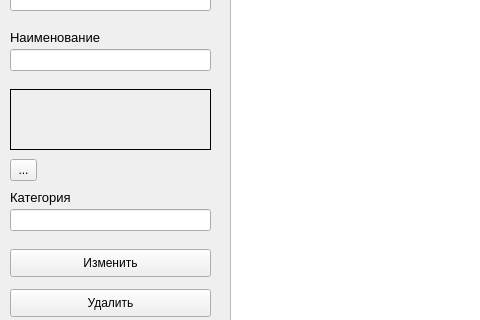
Vatulin/DBMS, file DBMS/mainwindow.ui: the form before one commit; both pictures show x 0 to 480 and y 110 to 430 of the 800 by 600 pixel window.
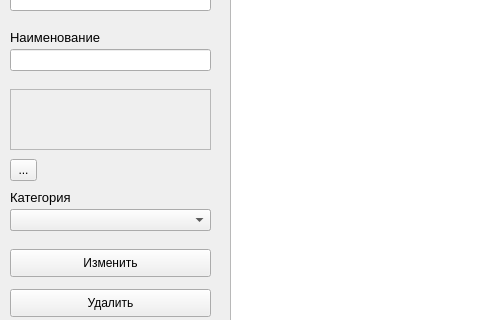
The form after the commit.

Diff of the .ui file:
```diff
--- a/DBMS/mainwindow.ui
+++ b/DBMS/mainwindow.ui
@@ -208,7 +208,7 @@
      </rect>
     </property>
     <property name="frameShape">
-     <enum>QFrame::Box</enum>
+     <enum>QFrame::StyledPanel</enum>
     </property>
     <property name="frameShadow">
      <enum>QFrame::Plain</enum>
@@ -230,6 +230,16 @@
      <string>...</string>
     </property>
    </widget>
+   <widget class="QComboBox" name="comboBox">
+    <property name="geometry">
+     <rect>
+      <x>10</x>
+      <y>300</y>
+      <width>201</width>
+      <height>22</height>
+     </rect>
+    </property>
+   </widget>
   </widget>
   <widget class="QMenuBar" name="menubar">
    <property name="geometry">
```
